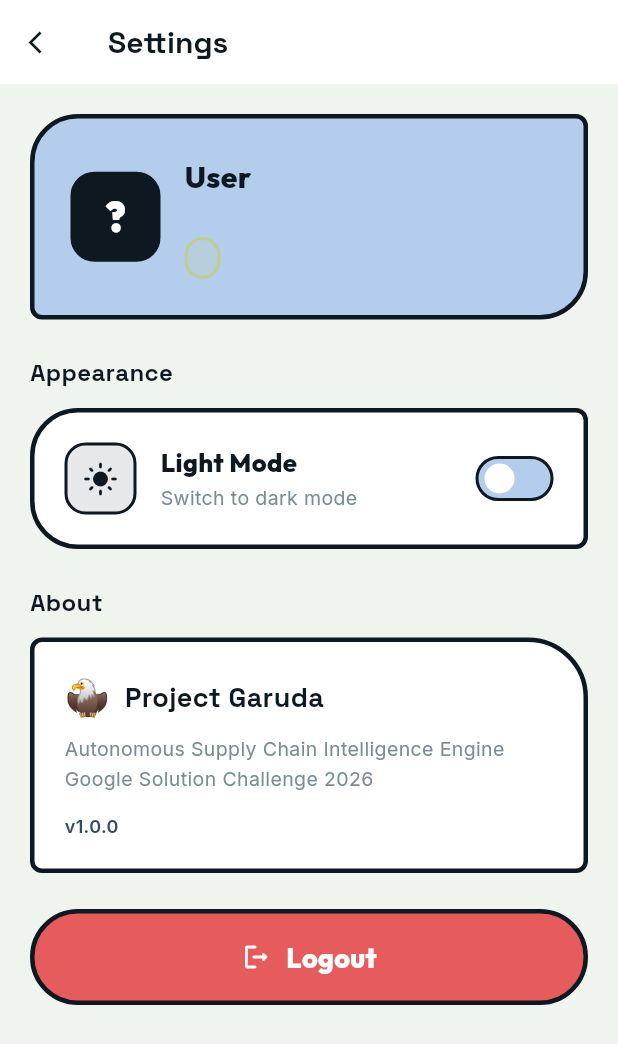
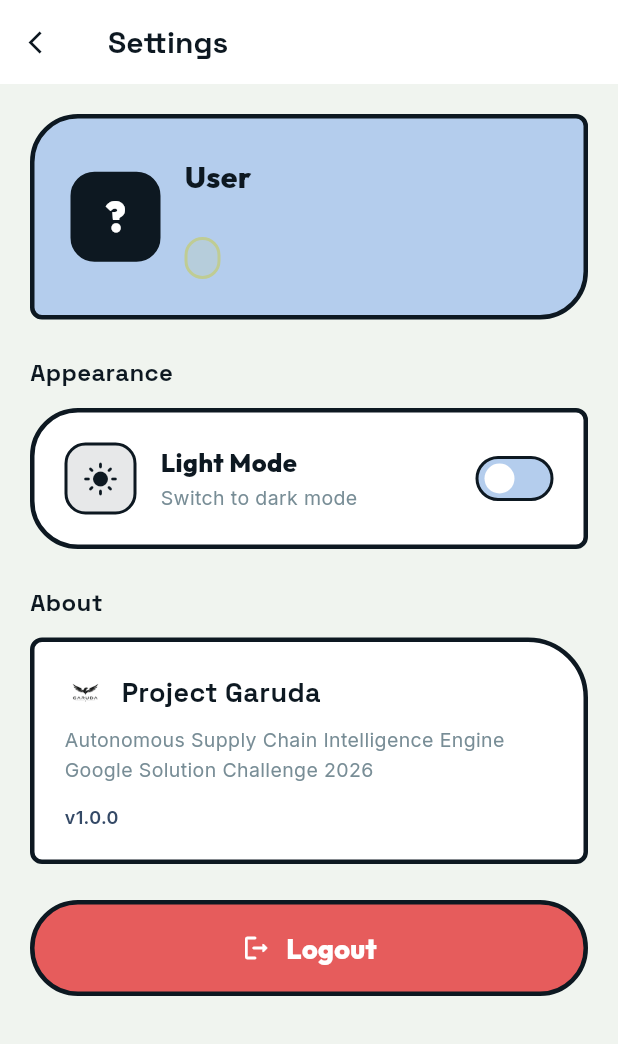
Before and after one commit to TechNoSena/Garuda, a Flutter app: the ConsumerHome screen opened directly, after a tap on the "settings" icon, on a phone screen of 412 x 824 dp. Shown: the top 1044 px of the screen. Run offline on Flutter 3.47's test engine with Material 3 defaults, Android fonts, the phone set to English and light mode, and no system bars; drawn by our look-alikes of flutter_animate; our stand-ins replace flutter_riverpod, geolocator, google_fonts, google_maps_flutter, permission_handler, shared_preferences and 1 more; missing offline and left inert: flutter_client_sse, flutter_overlay_window, flutter_polyline_points; accounts and stored records are empty.

Commit message:
style: Replace placeholder emoji logo with custom Garuda image asset across all screens

```diff
--- a/flutter_app/lib/app.dart
+++ b/flutter_app/lib/app.dart
@@ -42,7 +42,7 @@ class _AuthGate extends ConsumerWidget {
           child: Column(
             mainAxisSize: MainAxisSize.min,
             children: [
-              const Text('🦅', style: TextStyle(fontSize: 48)),
+              Image.asset('garuda_logo.png', width: 64, height: 64),
               const SizedBox(height: 16),
               const CircularProgressIndicator(color: GarudaColors.primary),
             ],
--- a/flutter_app/lib/core/widgets/garuda_app_bar.dart
+++ b/flutter_app/lib/core/widgets/garuda_app_bar.dart
@@ -38,7 +38,8 @@ class GarudaAppBar extends StatelessWidget implements PreferredSizeWidget {
       automaticallyImplyLeading: showBack,
       title: Row(
         children: [
-          Text('🦅 ', style: GoogleFonts.inter(fontSize: 22)),
+          Image.asset('garuda_logo.png', width: 26, height: 26),
+          const SizedBox(width: 8),
           Text(title, style: GoogleFonts.spaceGrotesk(fontWeight: FontWeight.w800, color: textColor)),
           if (role != null) ...[
             const SizedBox(width: 8),
--- a/flutter_app/lib/features/auth/login_screen.dart
+++ b/flutter_app/lib/features/auth/login_screen.dart
@@ -85,18 +85,7 @@ class _LoginScreenState extends ConsumerState<LoginScreen> with SingleTickerProv
                         child: Column(
                           children: [
                             // Logo with bounce
-                            Container(
-                              width: 70,
-                              height: 70,
-                              decoration: BoxDecoration(
-                                color: GarudaColors.primaryDark,
-                                borderRadius: BorderRadius.circular(18),
-                                border: Border.all(color: GarudaColors.primaryDark, width: 3),
-                              ),
-                              child: const Center(
-                                child: Text('🦅', style: TextStyle(fontSize: 36)),
-                              ),
-                            )
+                            Image.asset('garuda_logo.png', width: 80, height: 80)
                                 .animate(onPlay: (c) => c.repeat(reverse: true))
                                 .moveY(begin: 0, end: -6, duration: 2.seconds, curve: Curves.easeInOut),
                             const SizedBox(height: 14),
--- a/flutter_app/lib/features/shared/settings_screen.dart
+++ b/flutter_app/lib/features/shared/settings_screen.dart
@@ -178,7 +178,7 @@ class SettingsScreen extends ConsumerWidget {
                 children: [
                   Row(
                     children: [
-                      const Text('🦅', style: TextStyle(fontSize: 24)),
+                      Image.asset('garuda_logo.png', width: 28, height: 28),
                       const SizedBox(width: 10),
                       Text('Project Garuda', style: GoogleFonts.spaceGrotesk(fontSize: 18, fontWeight: FontWeight.w800, color: textColor)),
                     ],
--- a/flutter_app/pubspec.yaml
+++ b/flutter_app/pubspec.yaml
@@ -33,6 +33,8 @@ dev_dependencies:
 
 flutter:
   uses-material-design: true
+  assets:
+    - garuda_logo.png
 
 flutter_launcher_icons:
   android: "launcher_icon"
```
Also changed, not shown: 1 other file.
